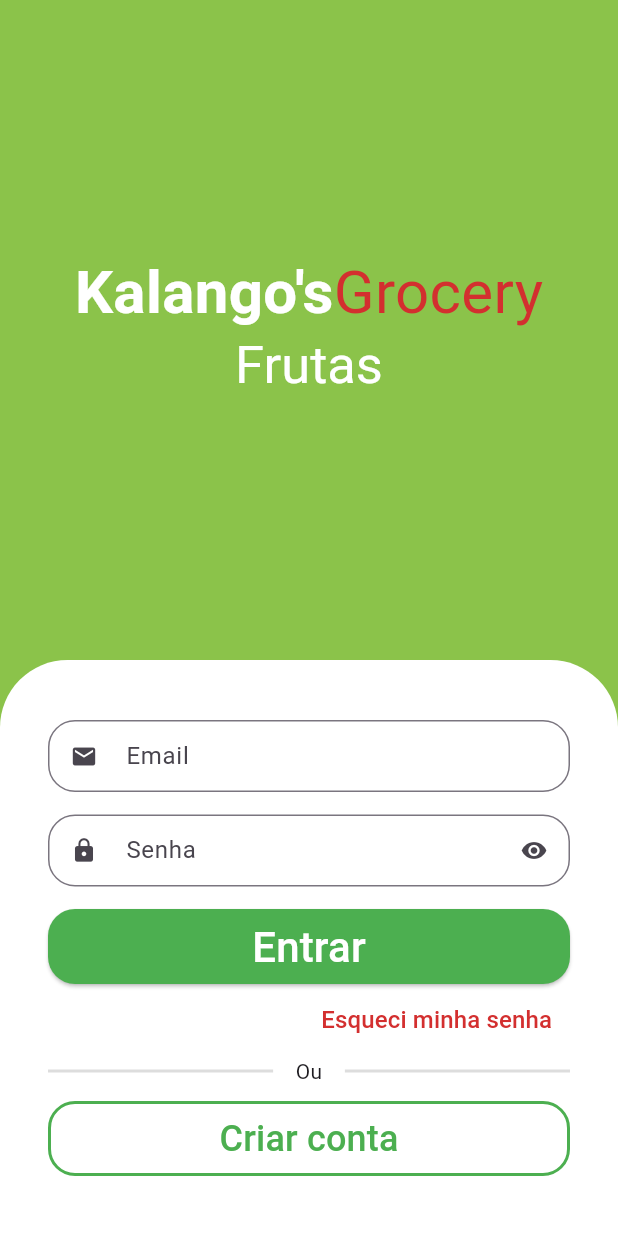
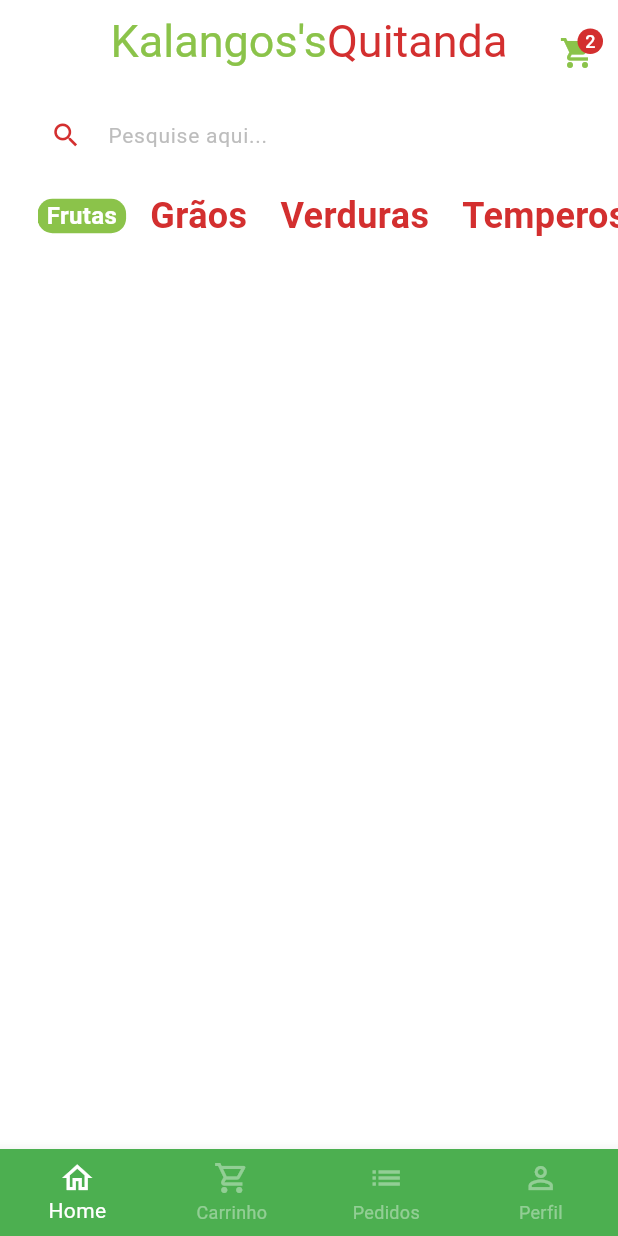
Before and after one commit to romildoalimajr/green_grocer, a Flutter app: the screen it shows after launch, after a tap on "Entrar", on a phone screen of 412 x 824 dp. Run offline on Flutter 3.47's test engine with Material 3 defaults, Android fonts, the phone set to English and light mode, and no system bars; drawn by our look-alikes of animated_text_kit; our stand-ins replace mask_text_input_formatter.

Commit message:
Configurando a Tela Home.

```diff
--- a/lib/main.dart
+++ b/lib/main.dart
@@ -1,5 +1,5 @@
 import 'package:flutter/material.dart';
-import 'package:green_grocer/src/auth/sign_in_screen.dart';
+import 'package:green_grocer/src/pages/auth/sign_in_screen.dart';
 
 void main() {
   runApp(const MyApp());
@@ -14,7 +14,8 @@ class MyApp extends StatelessWidget {
     return MaterialApp(
       title: 'Flutter Demo',
       theme: ThemeData(
-        colorScheme: ColorScheme.fromSeed(seedColor: Colors.deepPurple),
+        primarySwatch: Colors.green,
+        scaffoldBackgroundColor: Colors.white.withAlpha(190),
       ),
       debugShowCheckedModeBanner: false,
       home: const SignInScreen(),
--- a/lib/src/auth/sign_in_screen.dart
+++ b/lib/src/pages/auth/sign_in_screen.dart
@@ -1,7 +1,8 @@
 import 'package:animated_text_kit/animated_text_kit.dart';
 import 'package:flutter/material.dart';
-import 'package:green_grocer/src/auth/components/custom_text_field.dart';
-import 'package:green_grocer/src/auth/sign_up_screen.dart';
+import 'package:green_grocer/src/pages/auth/components/custom_text_field.dart';
+import 'package:green_grocer/src/pages/auth/sign_up_screen.dart';
+import 'package:green_grocer/src/pages/base/base_screen.dart';
 import 'package:green_grocer/src/config/custom_colors.dart';
 
 class SignInScreen extends StatelessWidget {
@@ -87,7 +88,7 @@ class SignInScreen extends StatelessWidget {
                       label: 'Senha',
                       isSecret: true,
                     ),
-
+                    //botão entrar
                     SizedBox(
                       height: 50,
                       child: ElevatedButton(
@@ -97,7 +98,15 @@ class SignInScreen extends StatelessWidget {
                           ),
                           backgroundColor: Colors.green,
                         ),
-                        onPressed: () {},
+                        onPressed: () {
+                          Navigator.of(context).pushReplacement(
+                            MaterialPageRoute(
+                              builder: (c) {
+                                return BaseScreen();
+                              },
+                            ),
+                          );
+                        },
                         child: const Text(
                           "Entrar",
                           style: TextStyle(fontSize: 28, color: Colors.white),
--- a/lib/src/auth/sign_up_screen.dart
+++ b/lib/src/pages/auth/sign_up_screen.dart
@@ -1,5 +1,5 @@
 import 'package:flutter/material.dart';
-import 'package:green_grocer/src/auth/components/custom_text_field.dart';
+import 'package:green_grocer/src/pages/auth/components/custom_text_field.dart';
 import 'package:green_grocer/src/config/custom_colors.dart';
 import 'package:mask_text_input_formatter/mask_text_input_formatter.dart';
 
--- /dev/null
+++ b/lib/src/pages/base/base_screen.dart
@@ -0,0 +1,60 @@
+import 'package:flutter/material.dart';
+import 'package:green_grocer/src/pages/home/home_tab.dart';
+
+class BaseScreen extends StatefulWidget {
+  const BaseScreen({super.key});
+
+  @override
+  State<BaseScreen> createState() => _BaseScreenState();
+}
+
+class _BaseScreenState extends State<BaseScreen> {
+  int currentIndex = 0;
+
+  final pageController = PageController();
+
+  @override
+  Widget build(BuildContext context) {
+    return Scaffold(
+      body: PageView(
+        physics: NeverScrollableScrollPhysics(),
+        controller: pageController,
+        children: [
+          HomeTab(),
+          Container(color: Colors.red),
+          Container(color: Colors.yellow),
+          Container(color: Colors.blue),
+          Container(color: Colors.orange),
+        ],
+      ),
+      bottomNavigationBar: BottomNavigationBar(
+        currentIndex: currentIndex,
+        onTap: (index) {
+          setState(() {
+            currentIndex = index;
+            pageController.jumpToPage(index);
+          });
+        },
+        type: BottomNavigationBarType.fixed,
+        backgroundColor: Colors.green,
+        selectedItemColor: Colors.white,
+        unselectedItemColor: Colors.white.withAlpha(100),
+        items: const [
+          BottomNavigationBarItem(
+            icon: Icon(Icons.home_outlined),
+            label: 'Home',
+          ),
+          BottomNavigationBarItem(
+            icon: Icon(Icons.shopping_cart_outlined),
+            label: 'Carrinho',
+          ),
+          BottomNavigationBarItem(icon: Icon(Icons.list), label: 'Pedidos'),
+          BottomNavigationBarItem(
+            icon: Icon(Icons.person_outline),
+            label: 'Perfil',
+          ),
+        ],
+      ),
+    );
+  }
+}
--- /dev/null
+++ b/lib/src/pages/home/components/category_tile.dart
@@ -0,0 +1,44 @@
+import 'package:flutter/material.dart';
+import 'package:green_grocer/src/config/custom_colors.dart';
+
+class CategoryTile extends StatelessWidget {
+  const CategoryTile({
+    super.key,
+    required this.category,
+    required this.isSelected,
+    required this.onPressed,
+  });
+
+  final String category;
+  final bool isSelected;
+  final VoidCallback onPressed;
+
+  @override
+  Widget build(BuildContext context) {
+    return GestureDetector(
+      onTap: onPressed,
+      child: Align(
+        alignment: Alignment.center,
+        child: Container(
+          padding: const EdgeInsets.symmetric(horizontal: 6),
+          decoration: BoxDecoration(
+            borderRadius: BorderRadius.circular(10),
+            color:
+                isSelected
+                    ? CustomColors.customSwatchColor
+                    : Colors.transparent,
+          ),
+          child: Text(
+            category,
+            style: TextStyle(
+              color:
+                  isSelected ? Colors.white : CustomColors.customContrastColor,
+              fontWeight: FontWeight.bold,
+              fontSize: isSelected ? 16 : 24,
+            ),
+          ),
+        ),
+      ),
+    );
+  }
+}
--- /dev/null
+++ b/lib/src/pages/home/home_tab.dart
@@ -0,0 +1,116 @@
+import 'package:flutter/material.dart';
+import 'package:green_grocer/src/config/custom_colors.dart';
+import 'package:green_grocer/src/pages/home/components/category_tile.dart';
+import 'package:green_grocer/src/config/app_data.dart' as app_data;
+
+class HomeTab extends StatefulWidget {
+  const HomeTab({super.key});
+
+  @override
+  State<HomeTab> createState() => _HomeTabState();
+}
+
+class _HomeTabState extends State<HomeTab> {
+  String selectedCategory = 'Frutas';
+
+  @override
+  Widget build(BuildContext context) {
+    return Scaffold(
+      //app bar
+      appBar: AppBar(
+        backgroundColor: Colors.transparent,
+        elevation: 0,
+        centerTitle: true,
+        title: Text.rich(
+          TextSpan(
+            style: const TextStyle(fontSize: 30),
+            children: [
+              TextSpan(
+                text: 'Kalangos\'s',
+                style: TextStyle(color: CustomColors.customSwatchColor),
+              ),
+              TextSpan(
+                text: 'Quitanda',
+                style: TextStyle(color: CustomColors.customContrastColor),
+              ),
+            ],
+          ),
+        ),
+
+        actions: [
+          Padding(
+            padding: const EdgeInsets.only(top: 15, right: 15),
+            child: GestureDetector(
+              onTap: () {},
+              child: Badge(
+                backgroundColor: CustomColors.customContrastColor,
+                label: Text(
+                  '2',
+                  style: TextStyle(color: Colors.white, fontSize: 12),
+                ),
+                child: Icon(
+                  Icons.shopping_cart,
+                  color: CustomColors.customSwatchColor,
+                ),
+              ),
+            ),
+          ),
+        ],
+      ),
+
+      //campo pesquia
+      body: Column(
+        children: [
+          //campo de pesquisa
+          Padding(
+            padding: const EdgeInsets.symmetric(horizontal: 20, vertical: 10),
+            child: TextFormField(
+              decoration: InputDecoration(
+                filled: true,
+                fillColor: Colors.white,
+                isDense: true,
+                hintText: 'Pesquise aqui...',
+                hintStyle: TextStyle(color: Colors.grey.shade400, fontSize: 14),
+                prefixIcon: Icon(
+                  Icons.search,
+                  color: CustomColors.customContrastColor,
+                  size: 21,
+                ),
+                border: OutlineInputBorder(
+                  borderRadius: BorderRadius.circular(60),
+                  borderSide: const BorderSide(
+                    width: 0,
+                    style: BorderStyle.none,
+                  ),
+                ),
+              ),
+            ),
+          ),
+          //categorias
+          Container(
+            padding: const EdgeInsets.only(left: 25),
+            height: 40,
+            child: ListView.separated(
+              scrollDirection: Axis.horizontal,
+              itemBuilder: (_, index) {
+                return CategoryTile(
+                  onPressed: () {
+                    setState(() {
+                      selectedCategory = app_data.categories[index];
+                    });
+                  },
+                  category: app_data.categories[index],
+                  isSelected: app_data.categories[index] == selectedCategory,
+                );
+              },
+              separatorBuilder: (_, index) => const SizedBox(width: 10),
+
+              itemCount: app_data.categories.length,
+            ),
+          ),
+          //grid
+        ],
+      ),
+    );
+  }
+}
```
Also changed, not shown: lib/src/config/app_data.dart (added, +66 -0 lines), lib/src/models/item_model.dart (added, +15 -0 lines), pubspec.yaml (+4 -3 lines), assets/fruits/apple.png (added), assets/fruits/grape.png (added), assets/fruits/guava.png (added), assets/fruits/kiwi.png (added), assets/fruits/mango.png (added), assets/fruits/papaya.png (added), lib/src/pages/auth/components/custom_text_field.dart (renamed from lib/src/auth/components/custom_text_field.dart), pubspec.lock.
